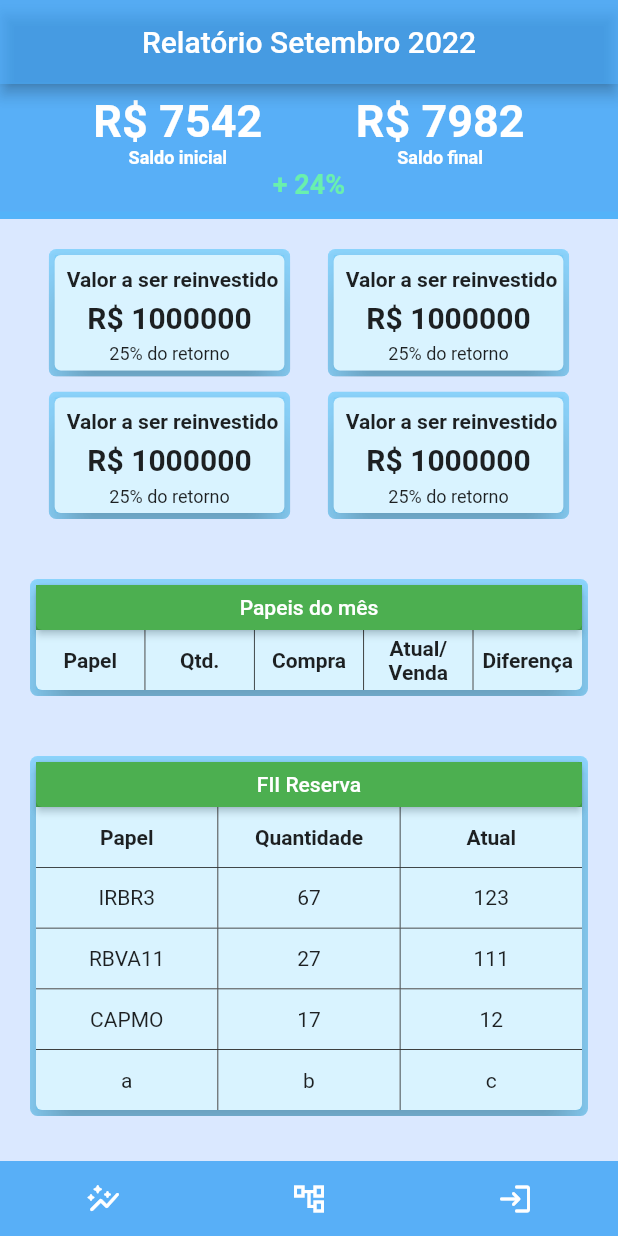
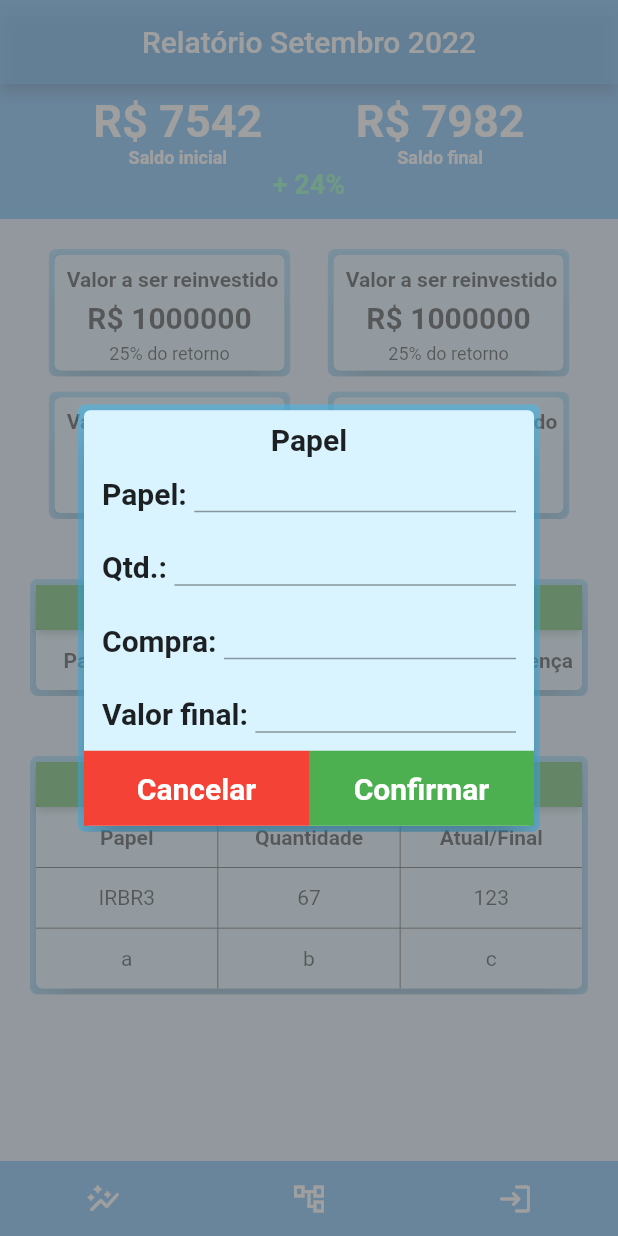
Before and after one commit to AlanwMelo/controle_carteiras, a Flutter app: the screen it shows once a user with an empty profile is signed in, after a tap on "FII Reserva", on a phone screen of 412 x 824 dp. Run offline on Flutter 3.47's test engine with Material 2 defaults, Android fonts, the phone set to English and light mode, and no system bars; our stand-ins replace cloud_firestore, firebase_auth, firebase_core, google_sign_in; missing offline and left inert: yahoo_finance_data_reader; accounts and stored records are empty; network calls fail.

Commit message:
corrigido o erro da lista ser carregada mais de uma vez em stockList

```diff
--- a/lib/data/docManagement.dart
+++ b/lib/data/docManagement.dart
@@ -43,7 +43,7 @@ class DocManagement {
   saveStock(Stock stock, String year, String month) async {
     Map<String, dynamic> data = {
       'updated': DateTime.now(),
-      'stock': stock.paper,
+      'stock': stock.paper.replaceAll(' ', ''),
       'amount': stock.amount,
       'boughtValue': stock.boughtValue,
       'lastValue': stock.lastValue,
@@ -60,6 +60,26 @@ class DocManagement {
     return true;
   }
 
+  saveFII(Stock stock, String year, String month) async {
+    Map<String, dynamic> data = {
+      'updated': DateTime.now(),
+      'stock': stock.paper,
+      'amount': stock.amount,
+      'boughtValue': stock.boughtValue,
+      'lastValue': stock.lastValue,
+    };
+
+    await _docs
+        .doc(year)
+        .collection('months')
+        .doc(month)
+        .collection('fii')
+        .doc(stock.paper.toUpperCase())
+        .set(data);
+
+    return true;
+  }
+
   getMonths(String year) async {
     QuerySnapshot result = await _docs.doc(year).collection('months').get();
     return result;
--- a/lib/data/financeReader.dart
+++ b/lib/data/financeReader.dart
@@ -7,7 +7,7 @@ class FinanceReader {
     List<dynamic> prices = await _yahooFinanceDailyReader.getDailyData(stock);
 
     if (prices.isNotEmpty) {
-      double price = prices[0]['open'];
+      double price = prices[0]['open'].toDouble();
       return price.toStringAsFixed(2);
     } else {
       return 'Error';
--- a/lib/presentation/openMonth/FIIReserva.dart
+++ b/lib/presentation/openMonth/fii/FIIReserva.dart
@@ -1,9 +1,14 @@
+import 'package:controle_carteiras/data/docManagement.dart';
 import 'package:controle_carteiras/presentation/container.dart';
+import 'package:controle_carteiras/presentation/openMonth/fii/fiiDialog.dart';
 import 'package:flutter/cupertino.dart';
 import 'package:flutter/material.dart';
 
 class FIIReserva extends StatefulWidget {
-  const FIIReserva({super.key});
+  final String month;
+  final String year;
+
+  const FIIReserva({super.key, required this.month, required this.year});
 
   @override
   State<StatefulWidget> createState() => _FIIReservaState();
@@ -11,13 +16,11 @@ class FIIReserva extends StatefulWidget {
 
 class _FIIReservaState extends State<FIIReserva> {
   List<FIIData> fiiData = [];
+  bool loading = false;
 
   @override
   void initState() {
-    fiiData.add(FIIData('IRBR3', '67', '123'));
-    fiiData.add(FIIData('RBVA11', '27', '111'));
-    fiiData.add(FIIData('CAPMO', '17', '12'));
-
+    _loadFIIs();
     super.initState();
   }
 
@@ -31,7 +34,7 @@ class _FIIReservaState extends State<FIIReserva> {
           _stockLines(
             paper: _leadingText(text: 'Papel'),
             amount: _leadingText(text: 'Quantidade'),
-            actualPrice: _leadingText(text: 'Atual'),
+            actualPrice: _leadingText(text: 'Atual/Final'),
           ),
           ListView.builder(
               shrinkWrap: true,
@@ -55,7 +58,9 @@ class _FIIReservaState extends State<FIIReserva> {
   }
 
   _leadingText({required String text}) {
-    return Text(text, style: const TextStyle(fontWeight: FontWeight.bold));
+    return Text(text,
+        textAlign: TextAlign.center,
+        style: const TextStyle(fontWeight: FontWeight.bold));
   }
 
   _stockLines({
@@ -75,7 +80,7 @@ class _FIIReservaState extends State<FIIReserva> {
       );
     }
 
-    return Container(
+    return SizedBox(
       height: 40,
       child: Row(
         children: [
@@ -97,6 +102,10 @@ class _FIIReservaState extends State<FIIReserva> {
       child: ElevatedButton(
         style: ElevatedButton.styleFrom(backgroundColor: Colors.green),
         onPressed: () {
+          FIIDialog().showStockDialog(context, (res) async {
+            await DocManagement().saveStock(res, widget.year, widget.month);
+            _loadFIIs();
+          });
           fiiData.add(FIIData('a', 'b', 'c'));
           setState(() {});
         },
@@ -108,6 +117,19 @@ class _FIIReservaState extends State<FIIReserva> {
   _horizontalDivisor() {
     return Container(width: 502, height: 0.5, color: Colors.black);
   }
+
+  _loadFIIs() {
+    fiiData.clear();
+    _loadingControl(true);
+
+    fiiData.add(FIIData('IRBR3', '67', '123'));
+  }
+
+   _loadingControl(bool bool) {
+    setState(() {
+      loading = bool;
+    });
+   }
 }
 
 class FIIData {
--- /dev/null
+++ b/lib/presentation/openMonth/fii/fiiDialog.dart
@@ -0,0 +1,175 @@
+import 'package:controle_carteiras/presentation/container.dart';
+import 'package:controle_carteiras/data/stock.dart';
+import 'package:flutter/cupertino.dart';
+import 'package:flutter/material.dart';
+
+class FIIDialog {
+  showStockDialog(BuildContext context, Function(Stock) result) {
+    TextEditingController paper = TextEditingController();
+    TextEditingController amount = TextEditingController();
+    TextEditingController boughtValue = TextEditingController();
+    TextEditingController lastValue = TextEditingController();
+
+    lastLine() {
+      return SizedBox(
+        height: 50,
+        child: Row(
+          children: [
+            Expanded(
+              child: InkWell(
+                onTap: () => Navigator.pop(context),
+                child: Container(
+                  color: Colors.red,
+                  child: const Center(
+                    child: Text(
+                      'Cancelar',
+                      style: TextStyle(
+                          color: Colors.white,
+                          fontWeight: FontWeight.bold,
+                          fontSize: 20),
+                    ),
+                  ),
+                ),
+              ),
+            ),
+            Expanded(
+              child: InkWell(
+                onTap: () {
+                  result(Stock(
+                      paper: paper.text,
+                      amount: double.parse(amount.text),
+                      boughtValue: double.parse(boughtValue.text),
+                      lastValue: lastValue.text.isNotEmpty
+                          ? double.parse(lastValue.text)
+                          : null));
+                  Navigator.pop(context);
+                },
+                child: Container(
+                  color: Colors.green,
+                  child: const Center(
+                    child: Text(
+                      'Confirmar',
+                      style: TextStyle(
+                          color: Colors.white,
+                          fontWeight: FontWeight.bold,
+                          fontSize: 20),
+                    ),
+                  ),
+                ),
+              ),
+            ),
+          ],
+        ),
+      );
+    }
+
+    return showDialog(
+        context: context,
+        builder: (BuildContext context) {
+          return Container(
+            color: Colors.white.withOpacity(0.3),
+            child: Center(
+              child: BeautifulContainer(
+                color: Colors.lightBlueAccent.withOpacity(0.5),
+                child: Container(
+                  color: Colors.lightBlueAccent.withOpacity(0.2),
+                  width: 300,
+                  child: Column(
+                    mainAxisSize: MainAxisSize.min,
+                    children: [
+                      Container(
+                          margin: const EdgeInsets.only(top: 8),
+                          child: const Text(
+                            'Papel',
+                            style: TextStyle(
+                                fontWeight: FontWeight.bold, fontSize: 20),
+                          )),
+                      Container(
+                        margin: const EdgeInsets.all(12),
+                        child: Row(
+                          children: [
+                            const Text(
+                              'Papel: ',
+                              style: TextStyle(
+                                  fontSize: 20, fontWeight: FontWeight.bold),
+                            ),
+                            Expanded(
+                              child: SizedBox(
+                                  height: 25,
+                                  child: TextFormField(
+                                    controller: paper,
+                                  )),
+                            )
+                          ],
+                        ),
+                      ),
+                      Container(
+                        margin: const EdgeInsets.all(12),
+                        child: Row(
+                          children: [
+                            const Text(
+                              'Qtd.: ',
+                              style: TextStyle(
+                                  fontSize: 20, fontWeight: FontWeight.bold),
+                            ),
+                            Expanded(
+                              child: SizedBox(
+                                  height: 25,
+                                  child: TextFormField(
+                                    keyboardType: TextInputType.number,
+                                    controller: amount,
+                                  )),
+                            )
+                          ],
+                        ),
+                      ),
+                      Container(
+                        margin: const EdgeInsets.all(12),
+                        child: Row(
+                          children: [
+                            const Text(
+                              'Compra: ',
+                              style: TextStyle(
+                                  fontSize: 20, fontWeight: FontWeight.bold),
+                            ),
+                            Expanded(
+                              child: SizedBox(
+                                  height: 25,
+                                  child: TextFormField(
+                                    controller: boughtValue,
+                                    keyboardType: TextInputType.number,
+                                  )),
+                            )
+                          ],
+                        ),
+                      ),
+                      Container(
+                        margin: const EdgeInsets.all(12),
+                        child: Row(
+                          children: [
+                            const Text(
+                              'Valor final: ',
+                              style: TextStyle(
+                                  fontSize: 20, fontWeight: FontWeight.bold),
+                            ),
+                            Expanded(
+                              child: SizedBox(
+                                  height: 25,
+                                  child: TextFormField(
+                                    controller: lastValue,
+                                    keyboardType: TextInputType.number,
+                                  )),
+                            )
+                          ],
+                        ),
+                      ),
+                      lastLine(),
+                    ],
+                  ),
+                ),
+              ),
+            ),
+          );
+        });
+  }
+}
--- a/lib/presentation/openMonth/openMonth.dart
+++ b/lib/presentation/openMonth/openMonth.dart
@@ -1,4 +1,4 @@
-import 'package:controle_carteiras/presentation/openMonth/FIIReserva.dart';
+import 'package:controle_carteiras/presentation/openMonth/fii/FIIReserva.dart';
 import 'package:controle_carteiras/presentation/openMonth/resume.dart';
 import 'package:controle_carteiras/presentation/openMonth/stock/stockList.dart';
 import 'package:flutter/cupertino.dart';
@@ -39,7 +39,9 @@ class _OpenMonthState extends State<OpenMonth> {
                 Container(
                     margin: myMargin,
                     child: StockList(month: widget.month, year: widget.year)),
-                Container(margin: myMargin, child: const FIIReserva()),
+                Container(
+                    margin: myMargin,
+                    child: FIIReserva(month: widget.month, year: widget.year)),
               ],
             )),
           ],
--- a/lib/presentation/openMonth/stock/stockList.dart
+++ b/lib/presentation/openMonth/stock/stockList.dart
@@ -150,8 +150,7 @@ class _StockListState extends State<StockList> {
     return Container(width: 502, height: 0.5, color: Colors.black);
   }
 
-  Future<void> _loadStocks() async {
-    stockData.clear();
+  _loadStocks() async {
     _loadingControl(true);
     QuerySnapshot stocksList =
         await DocManagement().getStocks(widget.year, widget.month);
@@ -161,9 +160,12 @@ class _StockListState extends State<StockList> {
       String lastValue = data['lastValue'].toString();
       String dif = 'Error';
 
+      if (stockData.indexWhere((element) =>
+              element.papel == data['stock'].toString().toUpperCase()) ==
+          -1) {
         if (data['lastValue'] == null) {
-        lastValue = await financeReader
-            .getStockLastValue('${data['stock'].toString().toUpperCase()}.SA');
+          lastValue = await financeReader.getStockLastValue(
+              '${data['stock'].toString().toUpperCase()}.SA');
         }
         if (lastValue != 'Error') {
           dif = _getDif(data['boughtValue'], lastValue);
@@ -175,6 +177,7 @@ class _StockListState extends State<StockList> {
             data['boughtValue'].toString(),
             lastValue,
             dif));
+      }
 
       setState(() {});
     }
```
Lines whose indentation alone changed are shown as unchanged.
